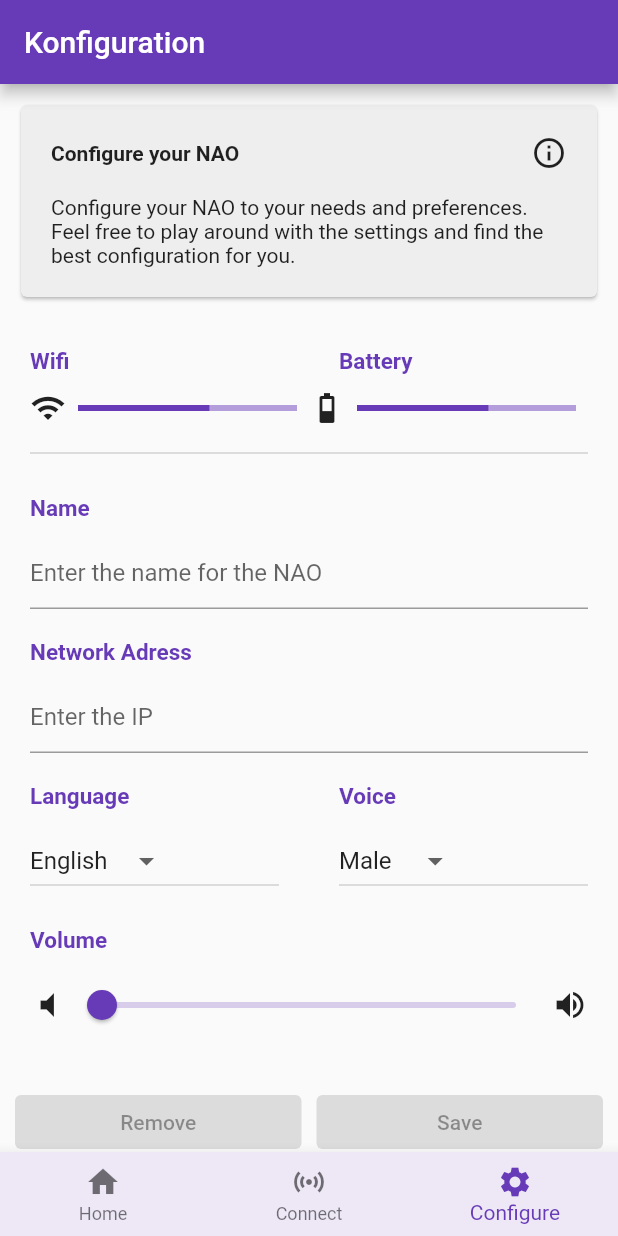
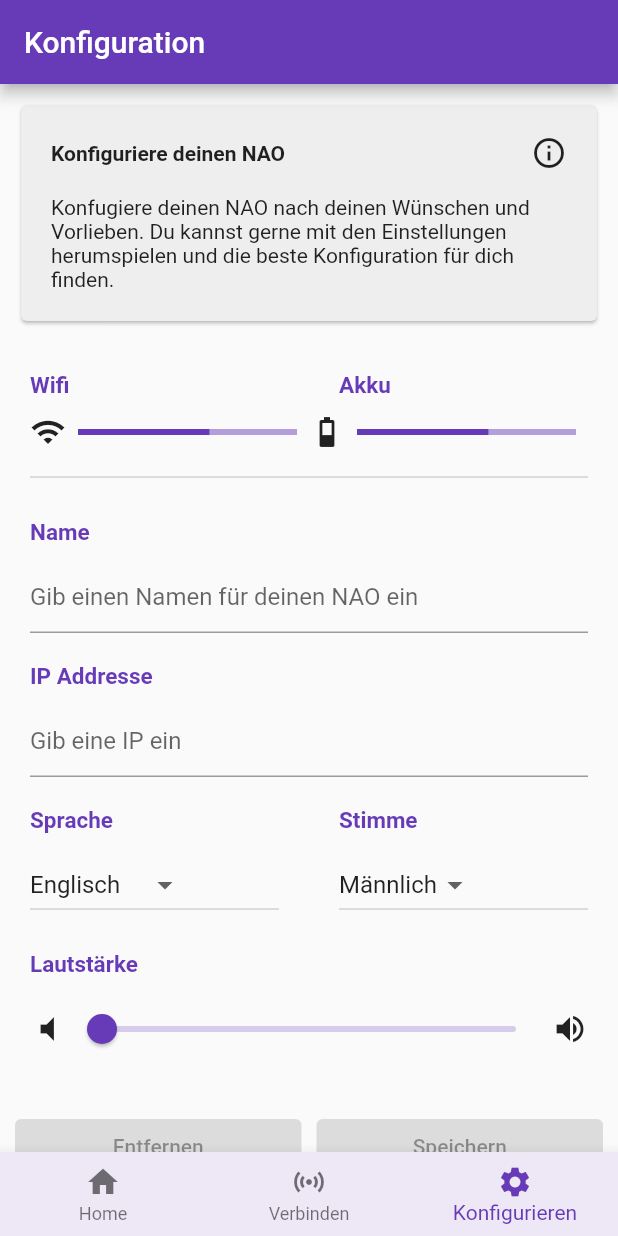
Before and after one commit to sbaer2306/NAO-APP, a Flutter app: the screen it shows after launch, item 3 of the bottom bar chosen, on a phone screen of 412 x 824 dp. Run offline on Flutter 3.47's test engine with Material 2 defaults, Android fonts, the phone set to English and light mode, and no system bars; our stand-ins replace loading_animation_widget; missing offline and left inert: animated_check.

Commit message:
fix(lang): set language to german everywhere

```diff
--- a/lib/pages/config_view.dart
+++ b/lib/pages/config_view.dart
@@ -125,15 +125,15 @@ class ConfigView extends StatelessWidget {
           mainAxisAlignment: MainAxisAlignment.start,
           children: [
             const InfoCard(
-                title: "Configure your NAO",
+                title: "Konfiguriere deinen NAO",
                 description:
-                    "Configure your NAO to your needs and preferences. Feel free to play around with the settings and find the best configuration for you."),
+                    "Konfugiere deinen NAO nach deinen Wünschen und Vorlieben. Du kannst gerne mit den Einstellungen herumspielen und die beste Konfiguration für dich finden."),
             Row(children: const [
               Expanded(
                 child: ConfigTitle(title: "Wifi"),
               ),
               Expanded(
-                child: ConfigTitle(title: "Battery"),
+                child: ConfigTitle(title: "Akku"),
               ),
             ]),
             const ConfigItem(
@@ -173,18 +173,19 @@ class ConfigView extends StatelessWidget {
               Expanded(
                 child: TextField(
                   decoration: const InputDecoration(
-                      hintText: "Enter the name for the NAO"),
+                      hintText: "Gib einen Namen für deinen NAO ein"),
                   onChanged: (value) {
                     nameHandler(value.toString());
                   },
                 ),
               ),
             ]),
-            const ConfigTitle(title: "Network Adress"),
+            const ConfigTitle(title: "IP Addresse"),
             ConfigItem(children: [
               Expanded(
                 child: TextField(
-                  decoration: const InputDecoration(hintText: "Enter the IP"),
+                  decoration:
+                      const InputDecoration(hintText: "Gib eine IP ein"),
                   onChanged: (value) {
                     ipHandler(value.toString());
                   },
@@ -198,26 +199,26 @@ class ConfigView extends StatelessWidget {
                   child: Column(
                       crossAxisAlignment: CrossAxisAlignment.start,
                       children: [
-                        const ConfigTitle(title: "Language"),
+                        const ConfigTitle(title: "Sprache"),
                         ConfigItem(children: [
                           Expanded(
                             child: DropdownButton(
                                 items: const [
                                   DropdownMenuItem(
                                     value: "english",
-                                    child: Text("English"),
+                                    child: Text("Englisch"),
                                   ),
                                   DropdownMenuItem(
                                     value: "german",
-                                    child: Text("German"),
+                                    child: Text("Deutsch"),
                                   ),
                                   DropdownMenuItem(
                                     value: "spanish",
-                                    child: Text("Spanish"),
+                                    child: Text("Spanisch"),
                                   ),
                                   DropdownMenuItem(
                                     value: "chineese",
-                                    child: Text("Chineese"),
+                                    child: Text("Chinesisch"),
                                   ),
                                 ],
                                 onChanged: (value) {
@@ -232,18 +233,18 @@ class ConfigView extends StatelessWidget {
                   child: Column(
                       crossAxisAlignment: CrossAxisAlignment.start,
                       children: [
-                        const ConfigTitle(title: "Voice"),
+                        const ConfigTitle(title: "Stimme"),
                         ConfigItem(children: [
                           Expanded(
                             child: DropdownButton(
                                 items: const [
                                   DropdownMenuItem(
                                     value: "male",
-                                    child: Text("Male"),
+                                    child: Text("Männlich"),
                                   ),
                                   DropdownMenuItem(
                                     value: "female",
-                                    child: Text("Female"),
+                                    child: Text("Weiblich"),
                                   ),
                                 ],
                                 onChanged: (value) {
@@ -256,7 +257,7 @@ class ConfigView extends StatelessWidget {
                 )
               ],
             ),
-            const ConfigTitle(title: "Volume"),
+            const ConfigTitle(title: "Lautstärke"),
             ConfigItem(
               children: [
                 const Icon(Icons.volume_mute),
@@ -280,7 +281,7 @@ class ConfigView extends StatelessWidget {
                   Expanded(
                     child: ElevatedButton(
                       onPressed: null,
-                      child: Text("Remove"),
+                      child: Text("Entfernen"),
                     ),
                   ),
                   SizedBox(
@@ -289,7 +290,7 @@ class ConfigView extends StatelessWidget {
                   Expanded(
                       child: ElevatedButton(
                     onPressed: null,
-                    child: Text("Save"),
+                    child: Text("Speichern"),
                   )),
                 ],
               ),
--- a/lib/pages/main_scaffold.dart
+++ b/lib/pages/main_scaffold.dart
@@ -60,9 +60,10 @@ class _MainScaffoldState extends State<MainScaffold> {
         backgroundColor: Colors.deepPurple[50],
         items: const [
           BottomNavigationBarItem(icon: Icon(Icons.home), label: "Home"),
-          BottomNavigationBarItem(icon: Icon(Icons.sensors), label: "Connect"),
           BottomNavigationBarItem(
-              icon: Icon(Icons.settings), label: "Configure"),
+              icon: Icon(Icons.sensors), label: "Verbinden"),
+          BottomNavigationBarItem(
+              icon: Icon(Icons.settings), label: "Konfigurieren"),
         ],
         currentIndex: _selectedPageIndex,
         onTap: _setSelectedPage,
```
Also changed, not shown: lib/pages/movement_view.dart (+17 -28 lines).
